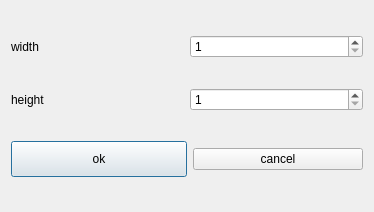
Before: the Qt Designer form src/scaledialog.ui in dependon/simple-image-filter, drawn with Qt 5.
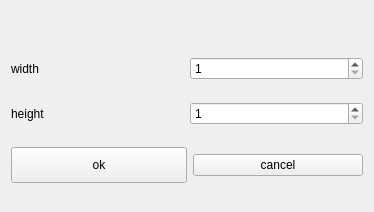
After: the same form once the commit is applied. Custom widgets are drawn as their Qt base class.

```diff
--- a/src/scaledialog.ui
+++ b/src/scaledialog.ui
@@ -1,7 +1,7 @@
 <?xml version="1.0" encoding="UTF-8"?>
 <ui version="4.0">
  <class>scaleDialog</class>
- <widget class="QDialog" name="scaleDialog">
+ <widget class="QWidget" name="scaleDialog">
   <property name="geometry">
    <rect>
     <x>0</x>
@@ -14,28 +14,7 @@
    <string>Dialog</string>
   </property>
   <layout class="QGridLayout" name="gridLayout">
-   <item row="0" column="0">
-    <layout class="QHBoxLayout" name="horizontalLayout">
-     <item>
-      <widget class="Label" name="label">
-       <property name="text">
-        <string>width</string>
-       </property>
-      </widget>
-     </item>
-     <item>
-      <widget class="SpinBox" name="widthSpinBox">
-       <property name="minimum">
-        <number>1</number>
-       </property>
-       <property name="maximum">
-        <number>10000</number>
-       </property>
-      </widget>
-     </item>
-    </layout>
-   </item>
-   <item row="1" column="0">
+   <item row="2" column="0">
     <layout class="QHBoxLayout" name="horizontalLayout_2">
      <item>
       <widget class="Label" name="label_2">
@@ -56,7 +35,7 @@
      </item>
     </layout>
    </item>
-   <item row="2" column="0">
+   <item row="3" column="0">
     <layout class="QHBoxLayout" name="horizontalLayout_3">
      <item>
       <widget class="openImageButton" name="okBtn">
@@ -86,6 +65,43 @@
      </item>
     </layout>
    </item>
+   <item row="1" column="0">
+    <layout class="QHBoxLayout" name="horizontalLayout">
+     <item>
+      <widget class="Label" name="label">
+       <property name="text">
+        <string>width</string>
+       </property>
+      </widget>
+     </item>
+     <item>
+      <widget class="SpinBox" name="widthSpinBox">
+       <property name="minimum">
+        <number>1</number>
+       </property>
+       <property name="maximum">
+        <number>10000</number>
+       </property>
+      </widget>
+     </item>
+    </layout>
+   </item>
+   <item row="0" column="0">
+    <spacer name="verticalSpacer">
+     <property name="orientation">
+      <enum>Qt::Vertical</enum>
+     </property>
+     <property name="sizeType">
+      <enum>QSizePolicy::Fixed</enum>
+     </property>
+     <property name="sizeHint" stdset="0">
+      <size>
+       <width>20</width>
+       <height>30</height>
+      </size>
+     </property>
+    </spacer>
+   </item>
   </layout>
  </widget>
  <customwidgets>
```
